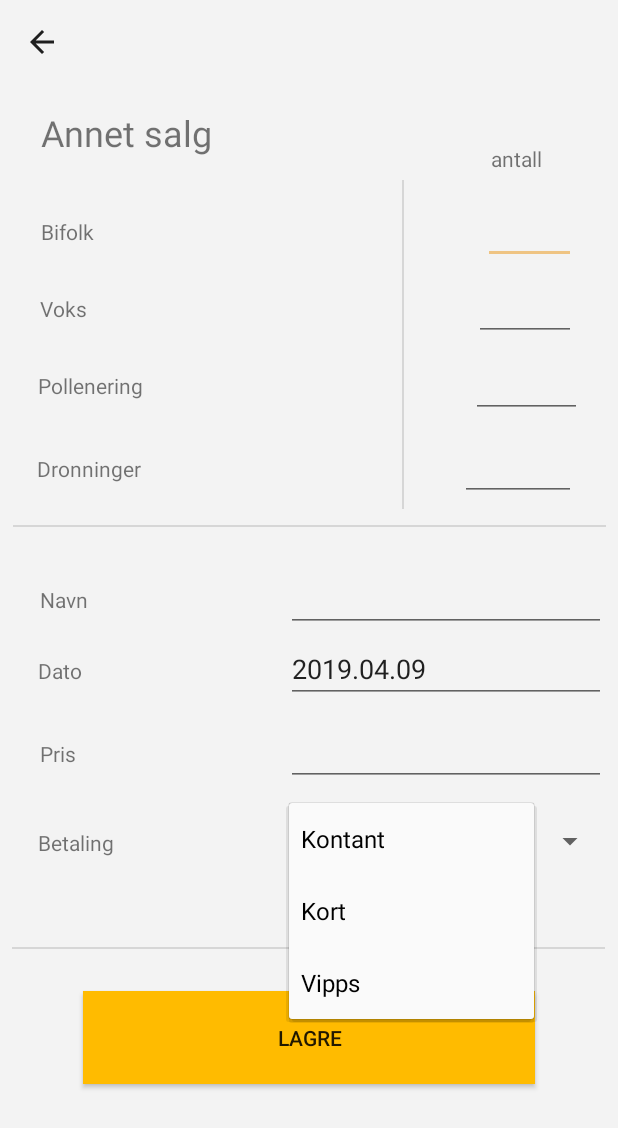
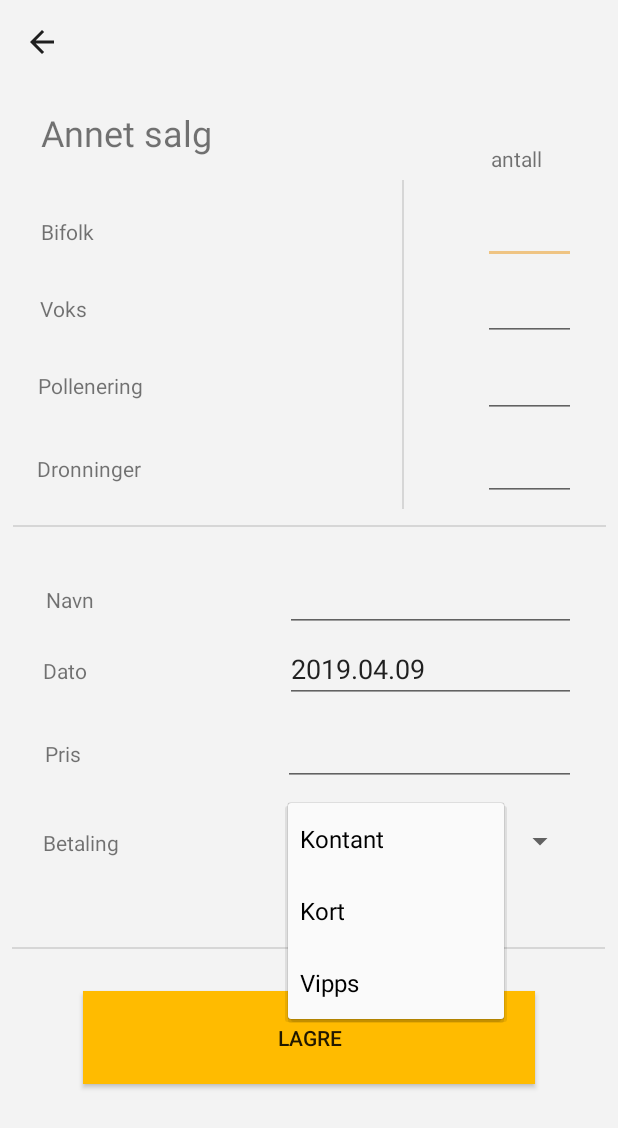
Before and after one commit to JuliaSofieTeppen/Bachelor, an Android app: the AnnetSalgActivity screen opened directly, with no data from a screen before it, after a tap on "Kontant", on a phone screen of 412 x 824 dp. Shown: the top 1128 px of the screen. Run offline under Robolectric (Android 15) with nearby library versions, the phone set to English and light mode, and no system bars.

Commit message:
småfeil

```diff
--- a/app/src/main/java/com/julia/bachelor/HovedsideFragment.java
+++ b/app/src/main/java/com/julia/bachelor/HovedsideFragment.java
@@ -73,7 +73,6 @@ public class HovedsideFragment extends Fragment {
             @Override
             public void onRefresh() {
                 fetch();
-              //  int progress = MainActivity.FetchDataTask.progress[0];
                 new Handler().postDelayed(new Runnable() {
                     @Override
                     public void run() {
@@ -208,5 +207,4 @@ public class HovedsideFragment extends Fragment {
         task.execute(urls);
     }
 
-
 }
--- a/app/src/main/java/com/julia/bachelor/MainActivity.java
+++ b/app/src/main/java/com/julia/bachelor/MainActivity.java
@@ -7,10 +7,12 @@ import android.content.Intent;
 import android.os.AsyncTask;
 import android.os.Bundle;
 import android.support.v4.widget.DrawerLayout;
+import android.util.Log;
 import android.view.View;
 import android.widget.EditText;
 import android.widget.Toast;
 
+import com.julia.bachelor.helperClass.Beholdning;
 import com.julia.bachelor.helperClass.BeholdningTemplate;
 import com.julia.bachelor.helperClass.Honning;
 import com.julia.bachelor.helperClass.SalgFactory;
@@ -230,9 +232,9 @@ public class MainActivity extends Activity implements NavigationDrawerFragment.N
         protected String doInBackground(String... urls) {
             // Get strings from bufferedReader.
             String nextLine;
-            StringBuilder output = new StringBuilder();
             try {
                 for (String url1 : urls) {
+                    StringBuilder output = new StringBuilder();
                     URL url = new URL(url1);
                     HttpURLConnection conn = (HttpURLConnection) url.openConnection();
                     conn.setRequestMethod("GET");
@@ -264,6 +266,7 @@ public class MainActivity extends Activity implements NavigationDrawerFragment.N
             try {
                 // Convert string to JSONArray containing JSONObjects.
                 JSONArray jsonArray = new JSONArray(output);
+                ArrayList<SalgTemplate> salg = new ArrayList<>();
                 for (int i = 0; i < jsonArray.length(); i++) {
                     SalgFactory factory = new SalgFactory();
                     SalgTemplate salgObject = factory.getSalgObject(url);
@@ -276,7 +279,7 @@ public class MainActivity extends Activity implements NavigationDrawerFragment.N
                     salgObject.setBetaling(jsonobject.getString("Betaling"));
                     if (salgObject instanceof com.julia.bachelor.helperClass.Videresalg)
                         salgObject.setMoms(jsonobject.getDouble("Moms"));
-                        AllSalg.add(salgObject);
+                        salg.add(salgObject);
                 }
             } catch (JSONException e) {
                 e.printStackTrace();
@@ -303,7 +306,7 @@ public class MainActivity extends Activity implements NavigationDrawerFragment.N
                     beholdning.setIngeferK(jsonobject.getInt("IngeferKvart"));
                     beholdning.setFlytende(jsonobject.getInt("Flytende"));
                     beholdning.setDato(jsonobject.getString("Dato"));
-                    if (url.equalsIgnoreCase(urls[1]))
+                    if (beholdning instanceof com.julia.bachelor.helperClass.Beholdning)
                         Beholdning.add(beholdning);
                     else
                         Salg.add(beholdning);
@@ -333,6 +336,11 @@ public class MainActivity extends Activity implements NavigationDrawerFragment.N
         }
 
         @Override
+        protected void onPostExecute(String s) {
+            super.onPostExecute(s);
+        }
+
+        @Override
         protected void onProgressUpdate(Integer... progress) {
             super.onProgressUpdate();
             this.progress = progress[0];
--- a/app/src/main/res/layout/activity_salg_annet.xml
+++ b/app/src/main/res/layout/activity_salg_annet.xml
@@ -35,7 +35,7 @@
                 android:id="@+id/textView66"
                 android:layout_width="wrap_content"
                 android:layout_height="wrap_content"
-                android:layout_marginStart="8dp"
+                android:layout_marginStart="12dp"
                 android:layout_marginTop="40dp"
                 android:layout_marginEnd="8dp"
                 android:text="@string/navn"
@@ -46,21 +46,21 @@
 
             <EditText
                 android:id="@+id/sakundenavn"
-                android:layout_width="wrap_content"
+                android:layout_width="194dp"
                 android:layout_height="wrap_content"
-                android:layout_marginEnd="8dp"
+                android:layout_marginEnd="28dp"
                 android:ems="10"
                 android:hint="@string/space"
                 android:inputType="textPersonName"
                 app:layout_constraintBaseline_toBaselineOf="@+id/textView66"
                 app:layout_constraintEnd_toEndOf="parent"
-                tools:ignore="Autofill"/>
+                tools:ignore="Autofill" />
 
             <TextView
                 android:id="@+id/textView67"
                 android:layout_width="wrap_content"
                 android:layout_height="wrap_content"
-                android:layout_marginStart="8dp"
+                android:layout_marginStart="12dp"
                 android:layout_marginTop="28dp"
                 android:layout_marginEnd="8dp"
                 android:text="@string/dato"
@@ -71,21 +71,21 @@
 
             <EditText
                 android:id="@+id/sadato"
-                android:layout_width="wrap_content"
+                android:layout_width="194dp"
                 android:layout_height="wrap_content"
-                android:layout_marginEnd="8dp"
+                android:layout_marginEnd="28dp"
                 android:ems="10"
                 android:hint="@string/date"
                 android:inputType="date"
                 app:layout_constraintBaseline_toBaselineOf="@+id/textView67"
                 app:layout_constraintEnd_toEndOf="parent"
-                tools:ignore="Autofill"/>
+                tools:ignore="Autofill" />
 
             <TextView
                 android:id="@+id/textView68"
                 android:layout_width="wrap_content"
                 android:layout_height="wrap_content"
-                android:layout_marginStart="8dp"
+                android:layout_marginStart="12dp"
                 android:layout_marginTop="36dp"
                 android:layout_marginEnd="8dp"
                 android:text="@string/pris"
@@ -96,15 +96,15 @@
 
             <EditText
                 android:id="@+id/sapris"
-                android:layout_width="wrap_content"
+                android:layout_width="195dp"
                 android:layout_height="wrap_content"
-                android:layout_marginEnd="8dp"
+                android:layout_marginEnd="28dp"
                 android:ems="10"
                 android:hint="@string/space"
                 android:inputType="number"
                 app:layout_constraintBaseline_toBaselineOf="@+id/textView68"
                 app:layout_constraintEnd_toEndOf="parent"
-                tools:ignore="Autofill"/>
+                tools:ignore="Autofill" />
 
             <View
                 android:id="@+id/divider13"
@@ -121,9 +121,9 @@
 
             <Spinner
                 android:id="@+id/sabetalingsmetode"
-                android:layout_width="211dp"
+                android:layout_width="192dp"
                 android:layout_height="51dp"
-                android:layout_marginEnd="8dp"
+                android:layout_marginEnd="28dp"
                 app:layout_constraintBaseline_toBaselineOf="@+id/textView70"
                 app:layout_constraintEnd_toEndOf="parent" />
 
@@ -131,7 +131,7 @@
                 android:id="@+id/textView70"
                 android:layout_width="wrap_content"
                 android:layout_height="wrap_content"
-                android:layout_marginStart="8dp"
+                android:layout_marginStart="12dp"
                 android:layout_marginTop="40dp"
                 android:layout_marginEnd="8dp"
                 android:text="@string/betaling"
@@ -263,7 +263,7 @@
 
             <EditText
                 android:id="@+id/antvoks"
-                android:layout_width="68dp"
+                android:layout_width="62dp"
                 android:layout_height="wrap_content"
                 android:layout_marginEnd="28dp"
                 android:ems="10"
@@ -271,23 +271,23 @@
                 android:inputType="number"
                 app:layout_constraintBaseline_toBaselineOf="@+id/textView63"
                 app:layout_constraintEnd_toEndOf="parent"
-                tools:ignore="Autofill"/>
+                tools:ignore="Autofill" />
 
             <EditText
                 android:id="@+id/antpollenering"
-                android:layout_width="74dp"
+                android:layout_width="62dp"
                 android:layout_height="wrap_content"
-                android:layout_marginEnd="24dp"
+                android:layout_marginEnd="28dp"
                 android:ems="10"
                 android:hint="@string/space"
                 android:inputType="number"
                 app:layout_constraintBaseline_toBaselineOf="@+id/textView64"
                 app:layout_constraintEnd_toEndOf="parent"
-                tools:ignore="Autofill"/>
+                tools:ignore="Autofill" />
 
             <EditText
                 android:id="@+id/antdronninger"
-                android:layout_width="77dp"
+                android:layout_width="62dp"
                 android:layout_height="wrap_content"
                 android:layout_marginEnd="28dp"
                 android:ems="10"
@@ -295,7 +295,7 @@
                 android:inputType="number"
                 app:layout_constraintBaseline_toBaselineOf="@+id/textView65"
                 app:layout_constraintEnd_toEndOf="parent"
-                tools:ignore="Autofill"/>
+                tools:ignore="Autofill" />
 
             <View
                 android:id="@+id/divider12"
```
